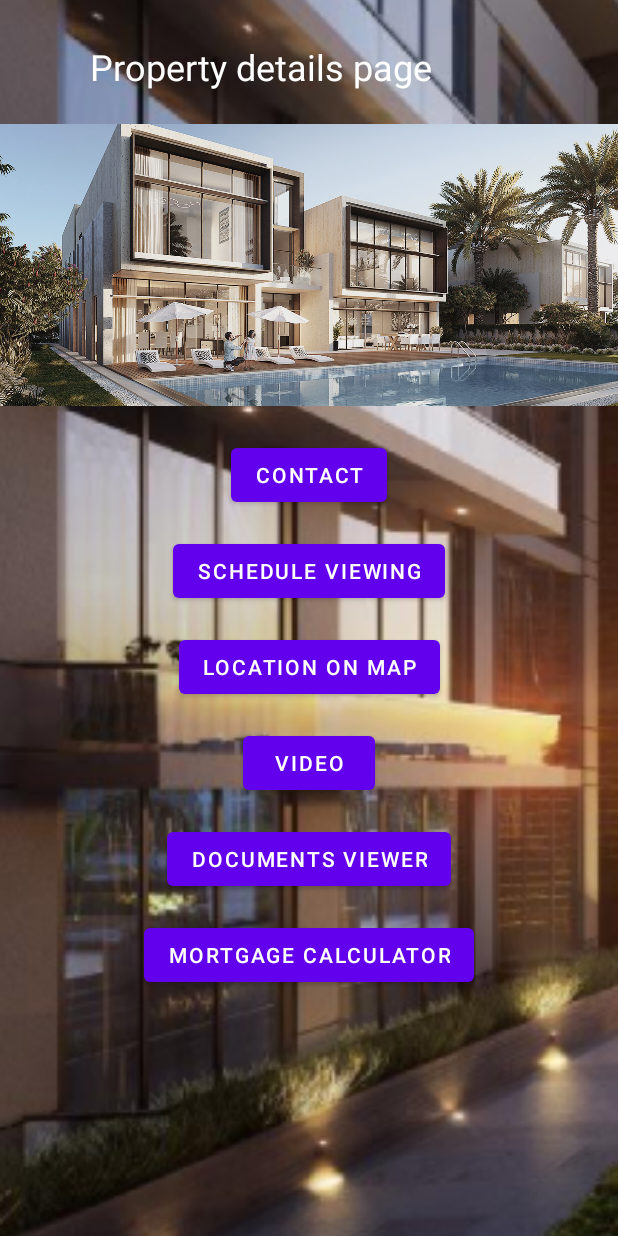
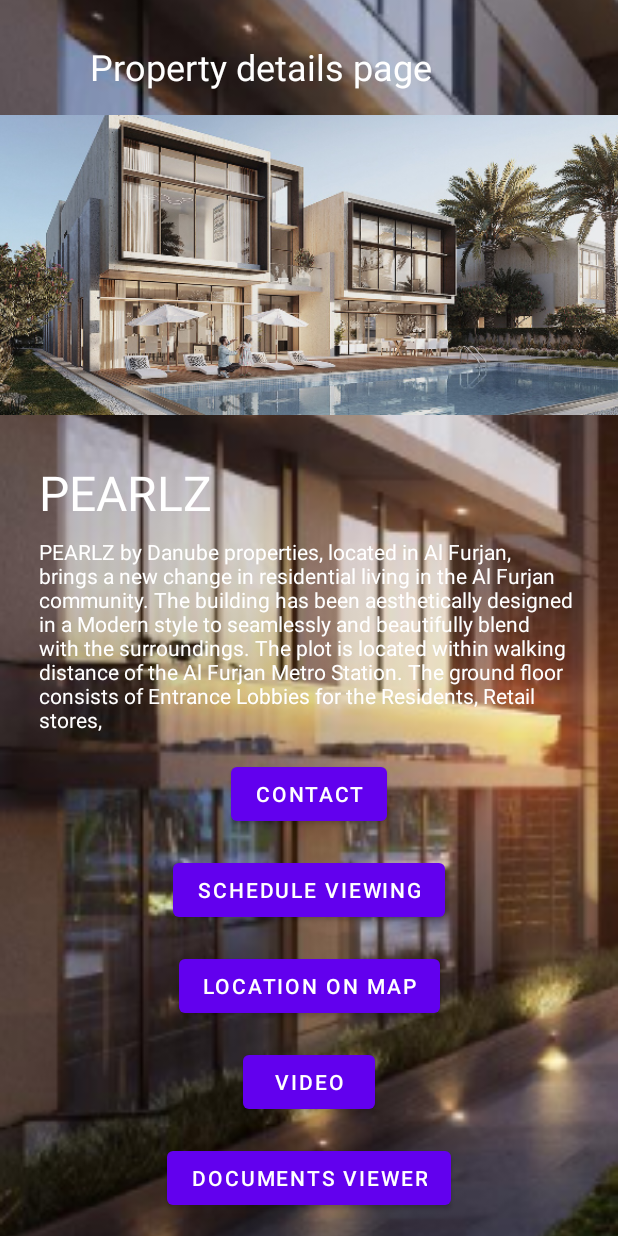
Before and after one commit to akero/propdub, an Android app: the PropertyDetails screen opened directly, with no data from a screen before it, on a phone screen of 412 x 824 dp. Run offline under Robolectric (Android 15) with nearby library versions, the phone set to English and light mode, and no system bars; 8 statements that could not run were skipped.

Commit message:
some more design changes in propertydetails activity.

```diff
--- a/app/src/main/java/com/acme/propdub/ImageAdapter1.java
+++ b/app/src/main/java/com/acme/propdub/ImageAdapter1.java
@@ -1,6 +1,10 @@
 package com.acme.propdub;
 
 import android.content.Context;
+import android.graphics.Bitmap;
+import android.graphics.BitmapFactory;
+import android.util.DisplayMetrics;
+import android.util.Log;
 import android.view.LayoutInflater;
 import android.view.View;
 import android.view.ViewGroup;
@@ -12,22 +16,53 @@ import androidx.recyclerview.widget.RecyclerView;
 public class ImageAdapter1 extends RecyclerView.Adapter<ImageAdapter1.ViewHolder> {
     private final int[] imageIds;
     private final LayoutInflater inflater;
+    private final int screenWidth;
 
     public ImageAdapter1(Context context, int[] imageIds) {
         this.imageIds = imageIds;
         this.inflater = LayoutInflater.from(context);
+
+        DisplayMetrics displayMetrics = context.getResources().getDisplayMetrics();
+        screenWidth = displayMetrics.widthPixels;
     }
 
     @NonNull
     @Override
     public ViewHolder onCreateViewHolder(@NonNull ViewGroup parent, int viewType) {
-        View view = inflater.inflate(R.layout.image_item1, parent, false);
-        return new ViewHolder(view);
+        View view= null;
+        try {
+            view = inflater.inflate(R.layout.image_item1, parent, false);
+        } catch (Exception e) {
+            Log.d("tag6", e.toString());
+        }
+            return new ViewHolder(view);
+
+
     }
 
     @Override
     public void onBindViewHolder(@NonNull ViewHolder holder, int position) {
-        holder.imageView.setImageResource(imageIds[position]);
+       try {
+           int imageId = imageIds[position];
+           Bitmap originalBitmap = BitmapFactory.decodeResource(inflater.getContext().getResources(), imageId);
+
+           float aspectRatio = (float) originalBitmap.getWidth() / (float) originalBitmap.getHeight();
+           int newHeight = (int) (screenWidth / aspectRatio);
+
+           Bitmap scaledBitmap = Bitmap.createScaledBitmap(originalBitmap, screenWidth, newHeight, true);
+           holder.imageView.setImageBitmap(scaledBitmap);
+
+           // Set ImageView layout parameters
+           /* ViewGroup.LayoutParams layoutParams = holder.imageView.getLayoutParams();
+           layoutParams.width = screenWidth;
+           layoutParams.height = newHeight;
+           holder.imageView.setLayoutParams(layoutParams);
+       */
+       }
+
+       catch(Exception e){
+           Log.d("tag6",e.toString());
+       }
     }
 
     @Override
--- a/app/src/main/java/com/acme/propdub/PropertyDetails.java
+++ b/app/src/main/java/com/acme/propdub/PropertyDetails.java
@@ -29,6 +29,7 @@ public class PropertyDetails extends AppCompatActivity {
             ViewPager2 viewPager = findViewById(R.id.viewPager1);
             ImageAdapter1 adapter = new ImageAdapter1(this, imageIds);
             viewPager.setAdapter(adapter);
+
 
             // contact button code
             View contactButton = findViewById(R.id.contact);
--- a/app/src/main/res/layout/activity_property_details.xml
+++ b/app/src/main/res/layout/activity_property_details.xml
@@ -36,6 +36,34 @@
             android:layout_marginTop="16dp"
             app:layout_constraintTop_toBottomOf="@+id/property_details_text" />
 
+        <TextView
+            android:id="@+id/titleofproperty"
+            android:layout_width="wrap_content"
+            android:layout_height="wrap_content"
+            android:text="PEARLZ"
+            android:textSize="32sp"
+            android:textColor="@android:color/white"
+            android:fontFamily="poppins-bold"
+            app:layout_constraintTop_toBottomOf="@id/viewPager1"
+            app:layout_constraintStart_toStartOf="parent"
+            android:layout_marginLeft="26dp"
+            android:layout_marginTop="30dp" />
+
+        <TextView
+            android:layout_width="0dp"
+            android:layout_height="wrap_content"
+            android:id="@+id/propertyDetails"
+            android:text="PEARLZ by Danube properties, located in Al Furjan, brings a new change in residential living in the Al Furjan community. The building has been aesthetically designed in a Modern style to seamlessly and beautifully blend with the surroundings. The plot is located within walking distance of the Al Furjan Metro Station. The ground floor consists of Entrance Lobbies for the Residents, Retail stores, "
+            app:layout_constraintTop_toBottomOf="@+id/titleofproperty"
+            android:layout_marginTop="8dp"
+            android:textColor="@android:color/white"
+            app:layout_constraintStart_toStartOf="parent"
+            android:layout_marginLeft="26dp"
+            app:layout_constraintEnd_toEndOf="parent"
+            android:layout_marginRight="26dp"
+            />
+
+
         <Button
             android:id="@+id/contact"
             android:layout_width="wrap_content"
@@ -43,7 +71,7 @@
             android:text="Contact"
             app:layout_constraintEnd_toEndOf="parent"
             app:layout_constraintStart_toStartOf="parent"
-            app:layout_constraintTop_toBottomOf="@+id/viewPager1"
+            app:layout_constraintTop_toBottomOf="@+id/propertyDetails"
             android:layout_marginTop="16dp"/>
 
         <Button
--- a/app/src/main/res/layout/image_item1.xml
+++ b/app/src/main/res/layout/image_item1.xml
@@ -3,4 +3,5 @@
     android:id="@+id/imageView12"
     android:layout_width="match_parent"
     android:layout_height="match_parent"
+    android:scaleType="centerCrop"
     android:adjustViewBounds="true" />
```
Also changed, not shown: app/src/main/fonts/Poppins-Bold.ttf (added).
